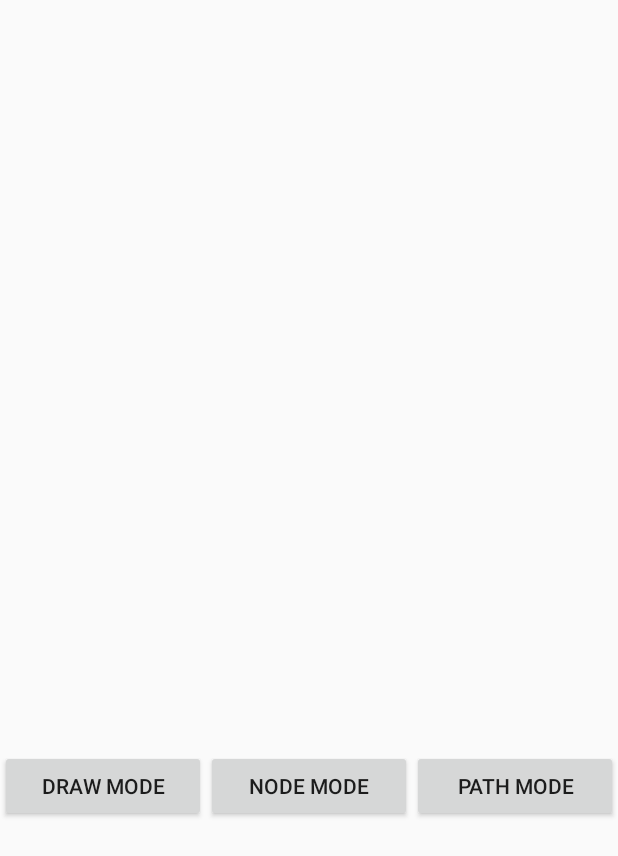
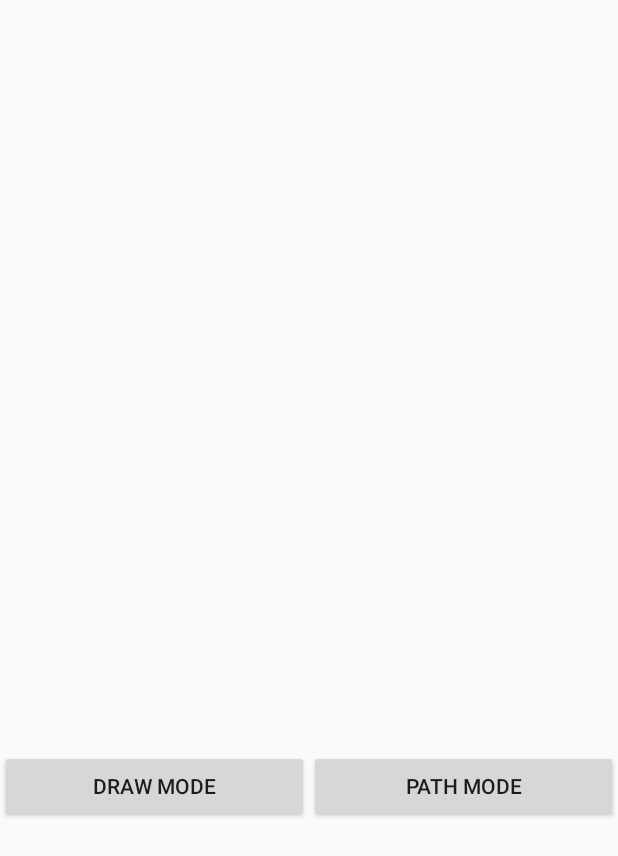
Before and after one commit to cjski/MapMaker, an Android app: the layout activity_main.xml on its own in the app's theme, with its tools: preview values and no code run, on a phone screen of 412 x 824 dp. Shown: the top 856 px of the screen. Run offline under Robolectric (Android 15) with nearby library versions, the phone set to English and light mode, and no system bars.

```diff
--- a/app/src/main/res/layout/activity_main.xml
+++ b/app/src/main/res/layout/activity_main.xml
@@ -35,13 +35,6 @@
             android:layout_width="0dp"
             android:layout_weight="1"
             android:layout_height="wrap_content"
-            android:text="Node Mode"
-            android:id="@+id/node_mode_button"/>
-
-        <Button
-            android:layout_width="0dp"
-            android:layout_weight="1"
-            android:layout_height="wrap_content"
             android:text="Path Mode"
             android:id="@+id/path_mode_button"/>
     </LinearLayout>
```
Also changed, not shown: app/src/main/java/JanowskiLuoYabut/HackTheNorth/MapMaker/MainActivity.java (+14 -14 lines).
